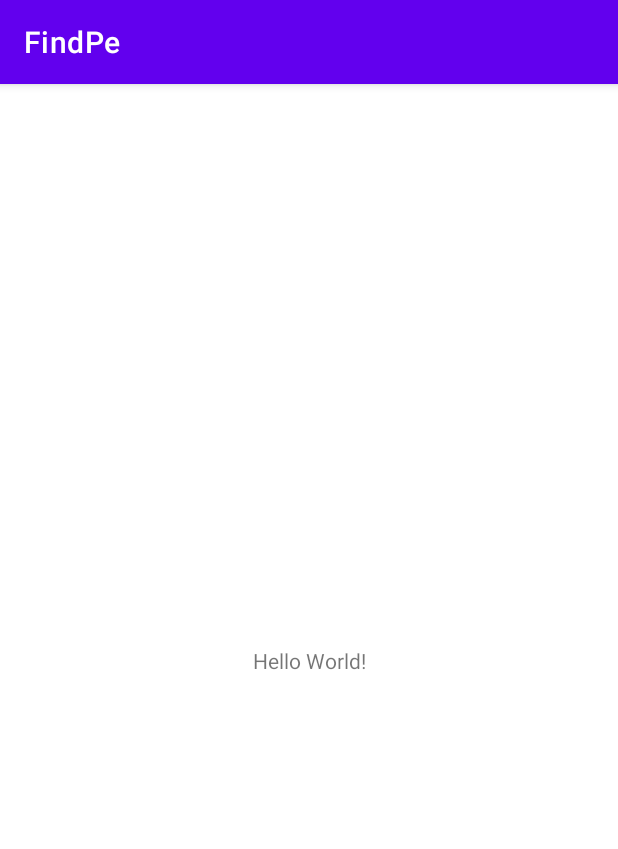
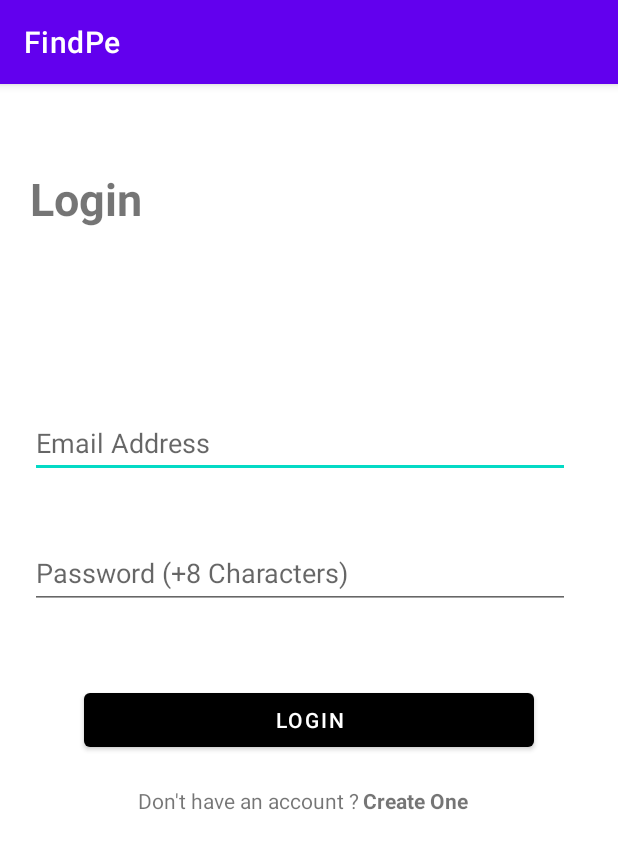
Before and after one commit to shadya7med/FindPe, an Android app: the screen it shows after launch (MainActivity before the commit, LoginActivity after it), on a phone screen of 412 x 824 dp. Shown: the top 849 px of the screen. Run offline under Robolectric (Android 15) with nearby library versions, the phone set to English and light mode, and no system bars; our stand-ins replace Firebase (no records; nobody signed in at launch, a user with empty details on screens opened directly).

Commit message:
added Google sign in

```diff
--- a/app/src/main/AndroidManifest.xml
+++ b/app/src/main/AndroidManifest.xml
@@ -11,14 +11,16 @@
         android:theme="@style/Theme.FindPe">
         <activity android:name=".CreateAccountActivity"></activity>
         <activity android:name=".SignUpActivity" />
-        <activity android:name=".LoginActivity" />
-        <activity android:name=".MainActivity">
+        <activity android:name=".LoginActivity" >
             <intent-filter>
                 <action android:name="android.intent.action.MAIN" />
 
                 <category android:name="android.intent.category.LAUNCHER" />
             </intent-filter>
         </activity>
+        <activity android:name=".MainActivity">
+
+        </activity>
     </application>
 
 </manifest>
--- a/app/src/main/java/com/iti/example/findpe/CreateAccountActivity.kt
+++ b/app/src/main/java/com/iti/example/findpe/CreateAccountActivity.kt
@@ -18,6 +18,10 @@ class CreateAccountActivity : AppCompatActivity() {
 
     private val RC_SIGN_IN: Int = 9001
     private val TAG = "msg"
+    companion object {
+        const val USER_EMAIL:String = "USER_EMAIL"
+    }
+
 
     private lateinit var googleSignInClient:GoogleSignInClient
     private lateinit var auth:FirebaseAuth
@@ -41,7 +45,9 @@ class CreateAccountActivity : AppCompatActivity() {
         val facebookButton : Button = findViewById(R.id.btn_fb_CreateAccount)
         val createAccButton : Button = findViewById(R.id.btn_NewAccount_CreateAccount)
 
-        googleButton.setOnClickListener { Log.i(TAG, "onCreate: Clicked") }
+        googleButton.setOnClickListener {
+            googleSignIn()
+        }
 
 
     }
@@ -51,6 +57,10 @@ class CreateAccountActivity : AppCompatActivity() {
         // Check if user is signed in (non-null) and update UI accordingly.
         val currentUser = auth.currentUser
         //update UI
+        if (currentUser != null){
+            //return to login and terminate current Activity
+            finish()
+        }
     }
 
     override fun onActivityResult(requestCode: Int, resultCode: Int, data: Intent?) {
@@ -71,7 +81,7 @@ class CreateAccountActivity : AppCompatActivity() {
         }
     }
 
-    private fun signIn() {
+    private fun googleSignIn() {
         val signInIntent = googleSignInClient.signInIntent
         startActivityForResult(signInIntent, RC_SIGN_IN)
     }
@@ -83,7 +93,8 @@ class CreateAccountActivity : AppCompatActivity() {
                     // Sign in success, update UI with the signed-in user's information
                     Log.d(TAG, "signInWithCredential:success")
                     val user = auth.currentUser
-                    //Update UI
+                    //return to Login
+                    finish()
 
                 } else {
                     // If sign in fails, display a message to the user.
@@ -92,4 +103,6 @@ class CreateAccountActivity : AppCompatActivity() {
                 }
             }
     }
+
+
 }
--- a/app/src/main/java/com/iti/example/findpe/LoginActivity.kt
+++ b/app/src/main/java/com/iti/example/findpe/LoginActivity.kt
@@ -1,11 +1,41 @@
 package com.iti.example.findpe
 
+import android.content.Intent
 import android.os.Bundle
+import android.widget.TextView
 import androidx.appcompat.app.AppCompatActivity
+import com.google.firebase.auth.FirebaseAuth
+import com.google.firebase.auth.ktx.auth
+import com.google.firebase.ktx.Firebase
 
 class LoginActivity : AppCompatActivity() {
+
+    private lateinit var auth:FirebaseAuth
+
+
     override fun onCreate(savedInstanceState: Bundle?) {
         super.onCreate(savedInstanceState)
         setContentView(R.layout.activity_login)
+        auth = Firebase.auth
+
+        val signUpTextView :TextView = findViewById(R.id.txtView_createOne_login)
+        signUpTextView.setOnClickListener {
+            val openCreateAccount : Intent = Intent(this,CreateAccountActivity::class.java)
+            startActivity(openCreateAccount)
+        }
     }
+
+    override fun onStart() {
+        super.onStart()
+        val currentUser = auth.currentUser
+        if(currentUser != null){
+            //there's a user navigate to Main and terminate login Act
+            val openMain = Intent(this,MainActivity::class.java)
+            openMain.putExtra(CreateAccountActivity.USER_EMAIL,currentUser.email)
+            startActivity(openMain)
+            finish()
+        }
+    }
+
+
 }
--- a/app/src/main/java/com/iti/example/findpe/MainActivity.kt
+++ b/app/src/main/java/com/iti/example/findpe/MainActivity.kt
@@ -1,11 +1,16 @@
 package com.iti.example.findpe
 
+import android.os.Bundle
+import android.widget.TextView
 import androidx.appcompat.app.AppCompatActivity
-import android.os.Bundle
 
 class MainActivity : AppCompatActivity() {
     override fun onCreate(savedInstanceState: Bundle?) {
         super.onCreate(savedInstanceState)
         setContentView(R.layout.activity_main)
+        var userEmail  = intent.getStringExtra(CreateAccountActivity.USER_EMAIL)
+        val userEmailTextView : TextView = findViewById(R.id.txtView_userEmail_main)
+        userEmailTextView.text = userEmail
+
     }
 }
--- a/app/src/main/res/layout/activity_create_account.xml
+++ b/app/src/main/res/layout/activity_create_account.xml
@@ -90,6 +90,7 @@
         android:text="@string/signFb"
         app:backgroundTint="@color/blue_fb"
         app:layout_constraintEnd_toEndOf="parent"
+        app:layout_constraintHorizontal_bias="0.0"
         app:layout_constraintStart_toStartOf="@+id/btn_google_CreateAccount"
         app:layout_constraintTop_toBottomOf="@+id/btn_google_CreateAccount" />
 
--- a/app/src/main/res/layout/activity_login.xml
+++ b/app/src/main/res/layout/activity_login.xml
@@ -6,4 +6,74 @@
     android:layout_height="match_parent"
     tools:context=".LoginActivity">
 
+    <TextView
+        android:id="@+id/textView3"
+        android:layout_width="wrap_content"
+        android:layout_height="wrap_content"
+        android:layout_marginStart="20dp"
+        android:layout_marginTop="56dp"
+        android:text="@string/LoginText"
+        android:textSize="30sp"
+        android:textStyle="bold"
+        app:layout_constraintStart_toStartOf="parent"
+        app:layout_constraintTop_toTopOf="parent" />
+
+    <EditText
+        android:id="@+id/edtText_email_login"
+        android:layout_width="360dp"
+        android:layout_height="46dp"
+        android:layout_marginTop="120dp"
+        android:ems="10"
+        android:hint="@string/emailHint"
+        android:inputType="textEmailAddress"
+        app:layout_constraintEnd_toEndOf="parent"
+        app:layout_constraintHorizontal_bias="0.0"
+        app:layout_constraintStart_toStartOf="@+id/textView3"
+        app:layout_constraintTop_toBottomOf="@+id/textView3" />
+
+    <EditText
+        android:id="@+id/edtText_password_login"
+        android:layout_width="360dp"
+        android:layout_height="47dp"
+        android:layout_marginTop="40dp"
+        android:ems="10"
+        android:hint="@string/passText"
+        android:inputType="textPassword"
+        app:layout_constraintEnd_toEndOf="parent"
+        app:layout_constraintHorizontal_bias="0.0"
+        app:layout_constraintStart_toStartOf="@+id/edtText_email_login"
+        app:layout_constraintTop_toBottomOf="@+id/edtText_email_login" />
+
+    <Button
+        android:id="@+id/btn_login_login"
+        android:layout_width="wrap_content"
+        android:layout_height="wrap_content"
+        android:layout_marginTop="50dp"
+        android:width="300dp"
+        android:text="@string/LoginText"
+        app:backgroundTint="@color/black"
+        app:layout_constraintEnd_toEndOf="parent"
+        app:layout_constraintStart_toStartOf="parent"
+        app:layout_constraintTop_toBottomOf="@+id/edtText_password_login" />
+
+    <TextView
+        android:id="@+id/textView4"
+        android:layout_width="wrap_content"
+        android:layout_height="wrap_content"
+        android:layout_marginStart="92dp"
+        android:layout_marginTop="20dp"
+        android:text="@string/noAccText"
+        app:layout_constraintStart_toStartOf="parent"
+        app:layout_constraintTop_toBottomOf="@+id/btn_login_login" />
+
+    <TextView
+        android:id="@+id/txtView_createOne_login"
+        android:layout_width="wrap_content"
+        android:layout_height="wrap_content"
+        android:layout_marginTop="20dp"
+        android:layout_marginEnd="100dp"
+        android:text="@string/createnewAccText"
+        android:textStyle="bold"
+        app:layout_constraintEnd_toEndOf="parent"
+        app:layout_constraintTop_toBottomOf="@+id/btn_login_login" />
 </androidx.constraintlayout.widget.ConstraintLayout>
--- a/app/src/main/res/layout/activity_main.xml
+++ b/app/src/main/res/layout/activity_main.xml
@@ -7,6 +7,7 @@
     tools:context=".MainActivity">
 
     <TextView
+        android:id="@+id/txtView_userEmail_main"
         android:layout_width="wrap_content"
         android:layout_height="wrap_content"
         android:text="Hello World!"
--- a/app/src/main/res/values/strings.xml
+++ b/app/src/main/res/values/strings.xml
@@ -3,8 +3,14 @@
     <string name="createAccountText">Create An Account</string>
     <string name="JoinCommunityText">Join Our Community with any method you want</string>
     <string name="createAccText">Create New Account</string>
-    <string name="agreeTermsMsgText">By clicking \'Create New Account\' you agree on our</string>
+    <string name="agreeTermsMsgText">By clicking \&apos;Create New Account\&apos; you agree on our</string>
     <string name="tosText">Terms of Service</string>
     <string name="signGoogle">Sign in with Google</string>
     <string name="signFb">Sign in with Facebook</string>
+    <string name="LoginText">Login</string>
+    <string name="emailHint">Email Address</string>
+    <string name="passText">Password (+8 Characters)</string>
+    <string name="noAccText">Don\&apos;t have an account ? </string>
+    <string name="signupText">Sign Up</string>
+    <string name="createnewAccText">Create One</string>
 </resources>
```
